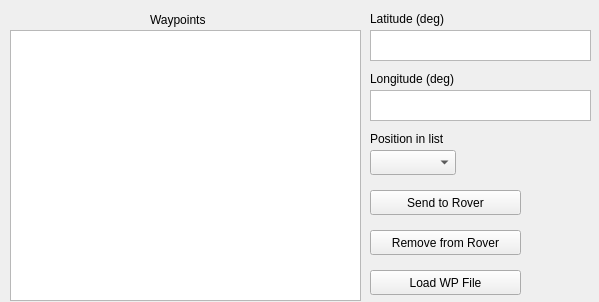
First picture: the form in rover_ws/src/gs_node/src/ground_station/resources/wp_window.ui, repository jaringson/BYU-Mars-Rover, before the edit.
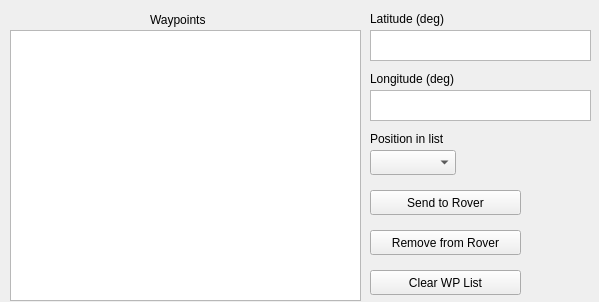
Second picture: the form after the edit.

Commit message: added clear wp button

```diff
--- a/rover_ws/src/gs_node/src/ground_station/resources/wp_window.ui
+++ b/rover_ws/src/gs_node/src/ground_station/resources/wp_window.ui
@@ -141,7 +141,7 @@
     </rect>
    </property>
    <property name="text">
-    <string>Load WP File</string>
+    <string>Clear WP List</string>
    </property>
   </widget>
  </widget>
```
The commit also changes 1 other file.
